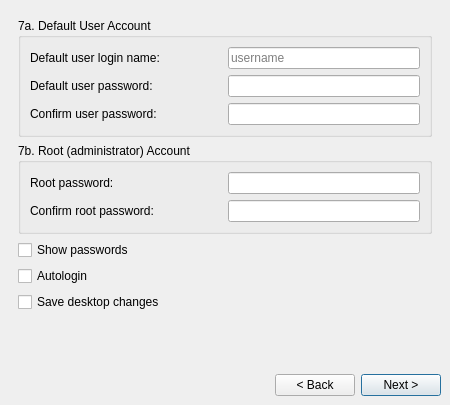
First picture: the form in meinstall.ui, repository anticapitalista/MX-installer, before the edit.
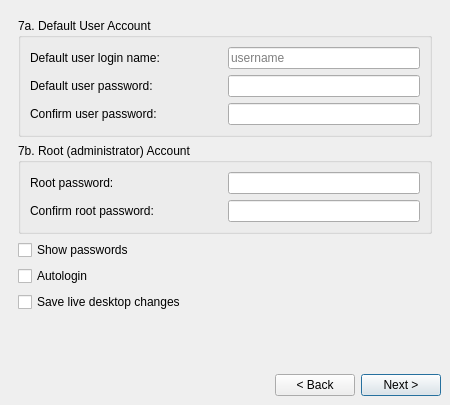
Second picture: the form after the edit.

The edit to the form file:
```diff
--- a/meinstall.ui
+++ b/meinstall.ui
@@ -1987,7 +1987,7 @@
           <string>Desktop modification made in the live environment will be carried over to the installed OS</string>
          </property>
          <property name="text">
-          <string>Save desktop changes</string>
+          <string>Save live desktop changes</string>
          </property>
         </widget>
        </item>
```
